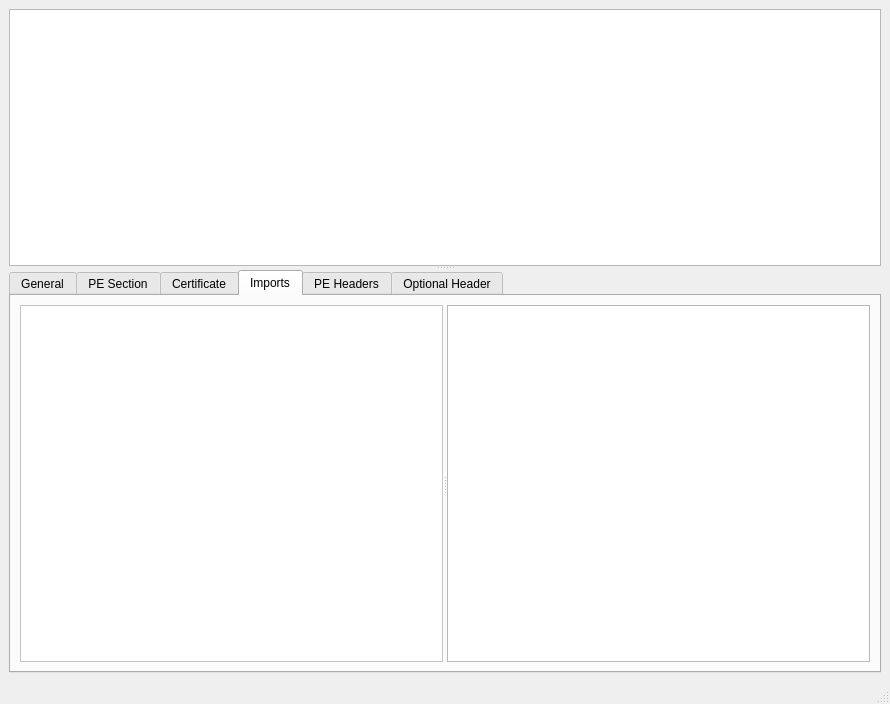
This is mainwindow.ui in grzesiekkedzior/DriverSentinel as Qt 5 draws it before an edit. The edited form follows.
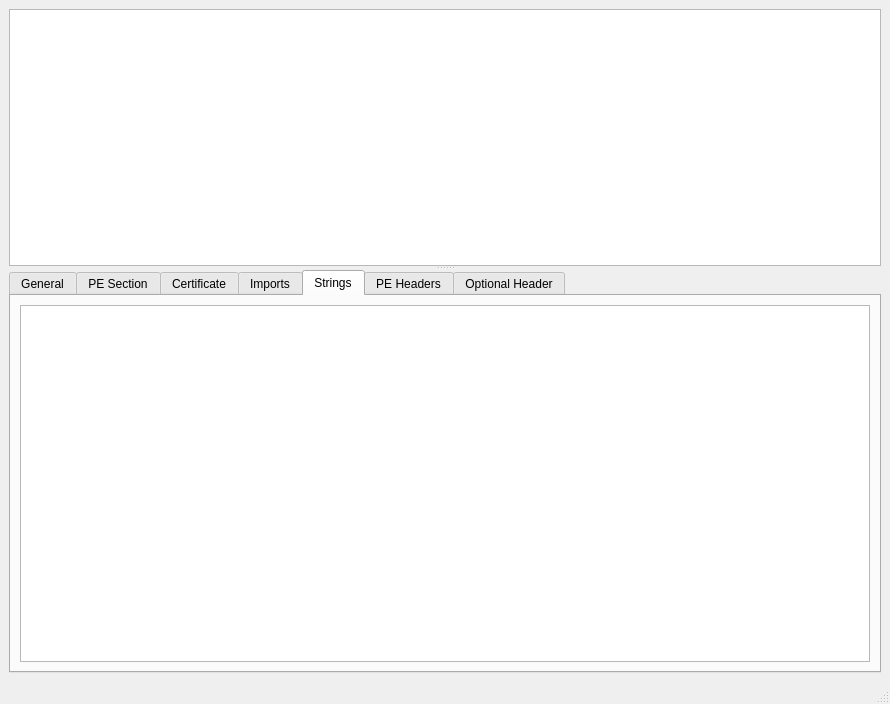
This is the edited form.

What changed in the file:
```diff
--- a/mainwindow.ui
+++ b/mainwindow.ui
@@ -39,7 +39,7 @@
       </widget>
       <widget class="QTabWidget" name="tabWidget">
        <property name="currentIndex">
-        <number>3</number>
+        <number>4</number>
        </property>
        <widget class="QWidget" name="general">
         <attribute name="title">
@@ -324,6 +324,20 @@
          </item>
         </layout>
        </widget>
+       <widget class="QWidget" name="tab">
+        <attribute name="title">
+         <string>Strings</string>
+        </attribute>
+        <layout class="QVBoxLayout" name="verticalLayout_5">
+         <item>
+          <widget class="QTableView" name="stringsView">
+           <attribute name="horizontalHeaderStretchLastSection">
+            <bool>true</bool>
+           </attribute>
+          </widget>
+         </item>
+        </layout>
+       </widget>
        <widget class="QWidget" name="PEHeaders">
         <attribute name="title">
          <string>PE Headers</string>
```
Left out of the diff: 2 changed lines with no effect on the pictures.
